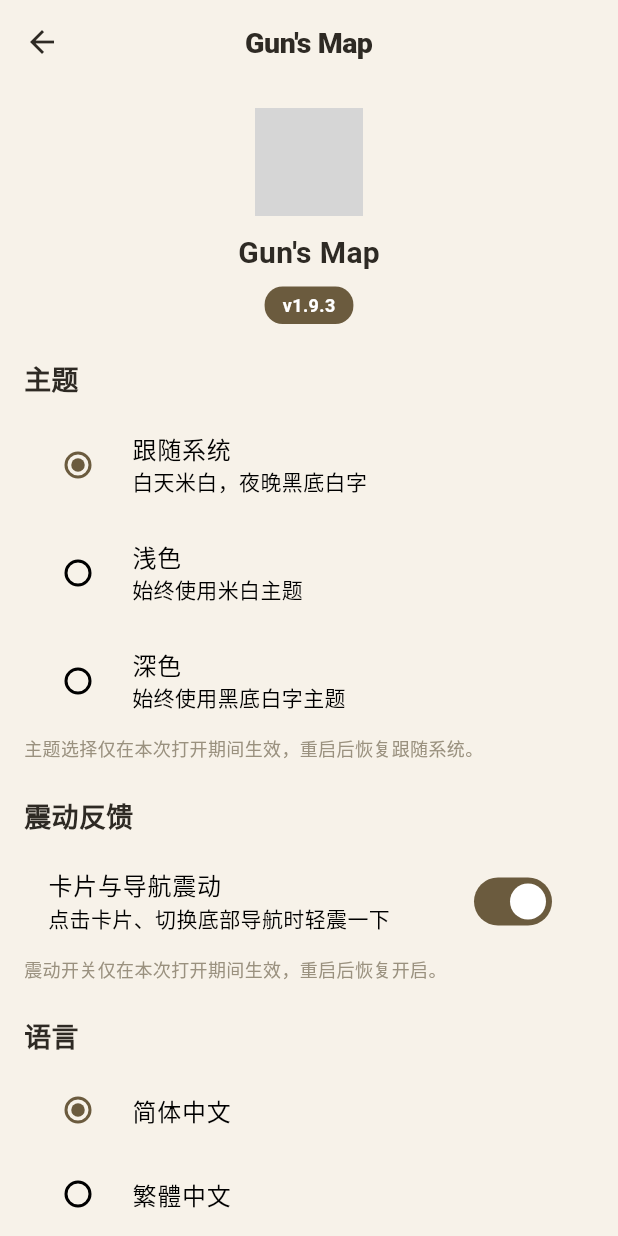
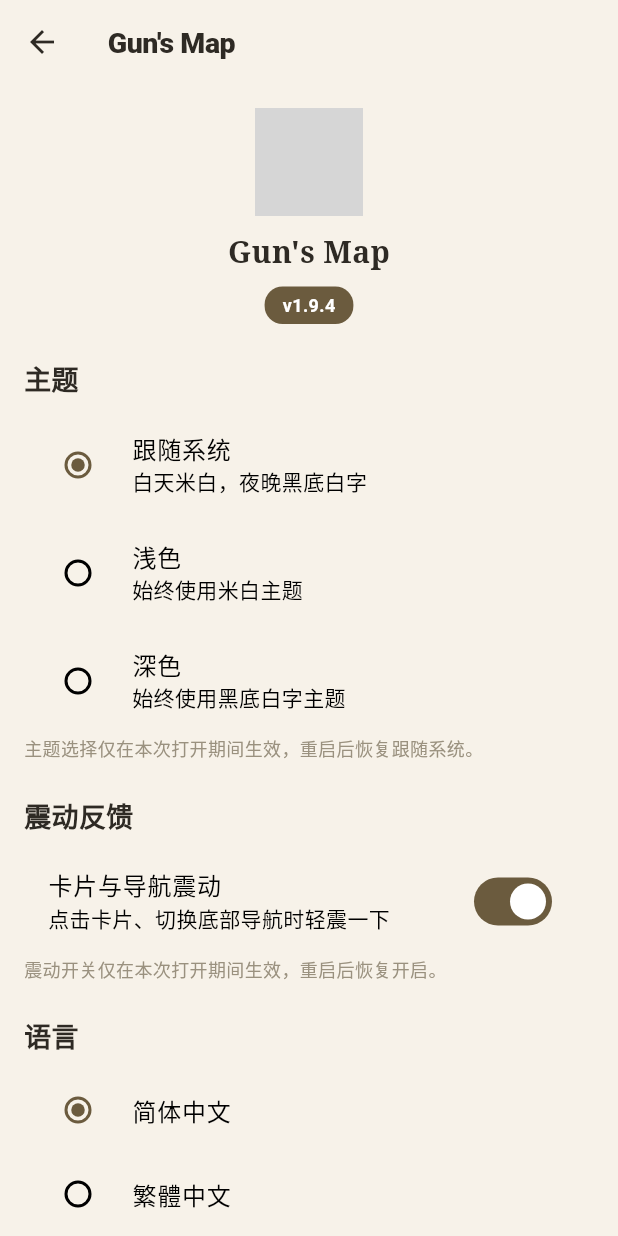
Before and after one commit to wangtao969/guns-map, a Flutter app: the screen it shows after launch, item 2 of the bottom bar chosen, after a tap on the "settings" icon, on a phone screen of 412 x 824 dp. Run offline on Flutter 3.47's test engine with Material 3 defaults, Android fonts, the phone set to English and light mode, and no system bars; accounts and stored records are empty; grey boxes are pictures that could not be loaded.

Commit message:
v1.9.4: 悬浮导航内容下过+线衬体应用名靠左+板块名回正文左上角+资讯栏置顶

```diff
--- a/lib/main.dart
+++ b/lib/main.dart
@@ -153,11 +153,12 @@
       ),
       child: Scaffold(
         extendBody: true,
-        body: Padding(
-          // 给悬浮导航留出空间，避免遮住各页底部内容。
-          padding: const EdgeInsets.only(bottom: 96),
+        // 导航栏不再占底部槽位：以悬浮层盖在页面之上，
+        // 各页内容从玻璃栏下面滑过，不再被顶出整整一个底部。
+        body: Stack(
+          children: [
             // 底部 Tab 切换只淡入：上下滑动会让页面一震一震像 bug，已去掉。
-          child: AnimatedSwitcher(
+            AnimatedSwitcher(
               duration: const Duration(milliseconds: 250),
               switchInCurve: Curves.easeOutCubic,
               switchOutCurve: Curves.easeIn,
@@ -168,13 +169,25 @@
                 child: pages[_index],
               ),
             ),
-        ),
-        bottomNavigationBar: _FloatingNavBar(
+            Positioned(
+              left: 24,
+              right: 24,
+              bottom: 0,
+              child: SafeArea(
+                top: false,
+                child: Padding(
+                  padding: const EdgeInsets.only(bottom: 18),
+                  child: _FloatingNavBar(
                     index: _index,
                     onTap: (i) {
                       tapHaptic();
                       setState(() => _index = i);
                     },
+                  ),
+                ),
+              ),
+            ),
+          ],
         ),
       ),
       ),
@@ -192,11 +205,7 @@
   @override
   Widget build(BuildContext context) {
     final dark = Theme.of(context).brightness == Brightness.dark;
-    return SafeArea(
-      top: false,
-      child: Padding(
-        padding: const EdgeInsets.fromLTRB(24, 0, 24, 18),
-        child: ClipRRect(
+    return ClipRRect(
           borderRadius: BorderRadius.circular(34),
           child: BackdropFilter(
             filter: ImageFilter.blur(sigmaX: 28, sigmaY: 28),
@@ -265,8 +274,6 @@
               ],
             ),
           ),
-        ),
-      ),
         );
   }
 }
--- a/lib/screens/catalog_screen.dart
+++ b/lib/screens/catalog_screen.dart
@@ -49,13 +49,78 @@
         top: true,
         bottom: false,
         child: ListView(
-          padding: const EdgeInsets.fromLTRB(16, 12 + kToolbarHeight, 16, 16),
+          padding: const EdgeInsets.fromLTRB(16, 8 + kToolbarHeight, 16, 16),
           children: [
+            // 枪械资讯入口：页头太空，补一条厂商与弹药商资讯快讯；搜索时隐藏。
+            if (_query.isEmpty)
+              Card(
+                shape: RoundedRectangleBorder(
+                  borderRadius: BorderRadius.circular(16),
+                ),
+                child: InkWell(
+                  borderRadius: BorderRadius.circular(16),
+                  onTap: () {
+                    tapHaptic();
+                    Navigator.push(
+                      context,
+                      MaterialPageRoute(
+                          builder: (_) => const NewsScreen()),
+                    );
+                  },
+                  child: Padding(
+                    padding: const EdgeInsets.all(14),
+                    child: Row(
+                      children: [
+                        Container(
+                          width: 40,
+                          height: 40,
+                          decoration: BoxDecoration(
+                            shape: BoxShape.circle,
+                            color: bronze,
+                          ),
+                          child: Icon(Icons.newspaper_outlined,
+                              size: 20,
+                              color: dark
+                                  ? const Color(0xFF121110)
+                                  : Colors.white),
+                        ),
+                        const SizedBox(width: 12),
+                        Expanded(
+                          child: Column(
+                            crossAxisAlignment: CrossAxisAlignment.start,
+                            children: [
+                              const Text('枪械资讯',
+                                  style: TextStyle(
+                                      fontWeight: FontWeight.bold,
+                                      fontSize: 14)),
+                              const SizedBox(height: 2),
+                              Text(
+                                newsItems.first.title,
+                                maxLines: 1,
+                                overflow: TextOverflow.ellipsis,
+                                style: TextStyle(
+                                    color: grey, fontSize: 12),
+                              ),
+                            ],
+                          ),
+                        ),
+                        Icon(Icons.chevron_right, color: grey),
+                      ],
+                    ),
+                  ),
+                ),
+              ),
+            const SizedBox(height: 12),
             // 搜索：平时只显示一个放大镜圆钮，点开才展开成输入框；
             // 收起时清空搜索，避免看不见的筛选条件留在后台。
             if (!_searchExpanded)
               Row(
                 children: [
+                  Text(tr('tab_catalog'),
+                      style: TextStyle(
+                          fontSize: 20,
+                          fontWeight: FontWeight.bold,
+                          color: ink)),
                   const Spacer(),
                   GestureDetector(
                     onTap: () => setState(() => _searchExpanded = true),
@@ -134,65 +199,7 @@
                 ],
               ),
             const SizedBox(height: 12),
-            // 枪械资讯入口：页头太空，补一条厂商与弹药商资讯快讯；搜索时隐藏。
-            if (_query.isEmpty)
-              Card(
-                shape: RoundedRectangleBorder(
-                  borderRadius: BorderRadius.circular(16),
-                ),
-                child: InkWell(
-                  borderRadius: BorderRadius.circular(16),
-                  onTap: () {
-                    tapHaptic();
-                    Navigator.push(
-                      context,
-                      MaterialPageRoute(
-                          builder: (_) => const NewsScreen()),
-                    );
-                  },
-                  child: Padding(
-                    padding: const EdgeInsets.all(14),
-                    child: Row(
-                      children: [
-                        Container(
-                          width: 40,
-                          height: 40,
-                          decoration: BoxDecoration(
-                            shape: BoxShape.circle,
-                            color: bronze,
-                          ),
-                          child: Icon(Icons.newspaper_outlined,
-                              size: 20,
-                              color: dark
-                                  ? const Color(0xFF121110)
-                                  : Colors.white),
-                        ),
-                        const SizedBox(width: 12),
-                        Expanded(
-                          child: Column(
-                            crossAxisAlignment: CrossAxisAlignment.start,
-                            children: [
-                              const Text('枪械资讯',
-                                  style: TextStyle(
-                                      fontWeight: FontWeight.bold,
-                                      fontSize: 14)),
-                              const SizedBox(height: 2),
-                              Text(
-                                newsItems.first.title,
-                                maxLines: 1,
-                                overflow: TextOverflow.ellipsis,
-                                style: TextStyle(
-                                    color: grey, fontSize: 12),
-                              ),
-                            ],
-                          ),
-                        ),
-                        Icon(Icons.chevron_right, color: grey),
-                      ],
-                    ),
-                  ),
-                ),
-              ),
+            const SizedBox(height: 12),
             // 收藏完成度 + 赛季倒计时（登录后显示，点进收藏柜 / 任务页）。
             AnimatedBuilder(
               animation: communityStore,
--- a/lib/screens/community_screen.dart
+++ b/lib/screens/community_screen.dart
@@ -775,8 +775,19 @@
                   top: MediaQuery.of(context).padding.top + kToolbarHeight),
               child: Column(
                 children: [
+                  const Padding(
+                    padding: EdgeInsets.fromLTRB(16, 8, 16, 0),
+                    child: Row(
+                      children: [
+                        Text('社区',
+                            style: TextStyle(
+                                fontSize: 20,
+                                fontWeight: FontWeight.bold)),
+                      ],
+                    ),
+                  ),
                   Padding(
-                    padding: const EdgeInsets.fromLTRB(16, 12, 16, 4),
+                    padding: const EdgeInsets.fromLTRB(16, 8, 16, 4),
                     child: _topSwitch(),
                   ),
                 Expanded(
@@ -801,7 +812,7 @@
                       if (_view == 'feed')
                         Positioned(
                           right: 16,
-                          bottom: 16,
+                          bottom: 100,
                           child: GestureDetector(
                             onTap: _openComposer,
                             child: ClipOval(
--- a/lib/screens/my_screen.dart
+++ b/lib/screens/my_screen.dart
@@ -33,6 +33,9 @@
                 16,
                 16),
             children: [
+              const Text('我的',
+                  style: TextStyle(fontSize: 20, fontWeight: FontWeight.bold)),
+              const SizedBox(height: 16),
               if (me == null)
                 Card(
                   child: Padding(
--- a/lib/screens/settings_screen.dart
+++ b/lib/screens/settings_screen.dart
@@ -14,7 +14,7 @@
 import 'feedback_screen.dart';
 
 /// 当前版本：每次发版时与 pubspec.yaml 一起改。
-const String appVersion = '1.9.3';
+const String appVersion = '1.9.4';
 
 /// 设置页：主题切换与关于信息。
 class SettingsScreen extends StatelessWidget {
@@ -46,7 +46,9 @@
                 const SizedBox(height: 10),
                 const Text("Gun's Map",
                     style: TextStyle(
-                        fontSize: 20, fontWeight: FontWeight.bold)),
+                        fontFamily: 'serif',
+                        fontSize: 20,
+                        fontWeight: FontWeight.bold)),
                 const SizedBox(height: 8),
                 Container(
                   padding: const EdgeInsets.symmetric(
--- a/lib/widgets/app_top_bar.dart
+++ b/lib/widgets/app_top_bar.dart
@@ -23,7 +23,7 @@
   }
 }
 
-/// 主 Tab 顶栏（毛玻璃）：应用名居中，右上角齿轮圆形设置按钮。
+/// 主 Tab 顶栏（毛玻璃）：应用名靠左，右上角齿轮圆形设置按钮。
 /// 只在首页四个主页面显示；子页面一律用 SubPageAppBar，不再出现应用名与齿轮。
 class GunsMapAppBar extends StatelessWidget implements PreferredSizeWidget {
   /// 设置页本身不再放齿轮按钮，避免重复进设置页。
@@ -39,7 +39,7 @@
     final ink = dark ? const Color(0xFFEDE8DF) : const Color(0xFF2E2A24);
     final circleBg = dark ? const Color(0xFF1E1C19) : Colors.white;
     return AppBar(
-      centerTitle: true,
+      centerTitle: false,
       backgroundColor: Colors.transparent,
       elevation: 0,
       scrolledUnderElevation: 0,
@@ -47,11 +47,11 @@
       title: Text(
         "Gun's Map",
         style: TextStyle(
-          // 无衬线现代简洁体：Android 系统默认无衬线 Roboto，加粗字重。
-          fontFamily: 'Roboto',
+          // 线衬体（系统 serif）：比无衬线多一点设计感。
+          fontFamily: 'serif',
           fontSize: 22,
-          fontWeight: FontWeight.w800,
-          letterSpacing: -0.3,
+          fontWeight: FontWeight.w700,
+          letterSpacing: 0.3,
           color: ink,
         ),
       ),
@@ -106,7 +106,7 @@
     final dark = Theme.of(context).brightness == Brightness.dark;
     final ink = dark ? const Color(0xFFEDE8DF) : const Color(0xFF2E2A24);
     return AppBar(
-      centerTitle: true,
+      centerTitle: false,
       backgroundColor: Colors.transparent,
       elevation: 0,
       scrolledUnderElevation: 0,
--- a/pubspec.yaml
+++ b/pubspec.yaml
@@ -1,7 +1,7 @@
 name: firearms_catalog
 description: 枪械图鉴 App 原型
 publish_to: 'none'
-version: 1.9.3+15
+version: 1.9.4+16
 
 environment:
   sdk: '>=3.0.0 <4.0.0'
```
Lines whose indentation alone changed are shown as unchanged.
